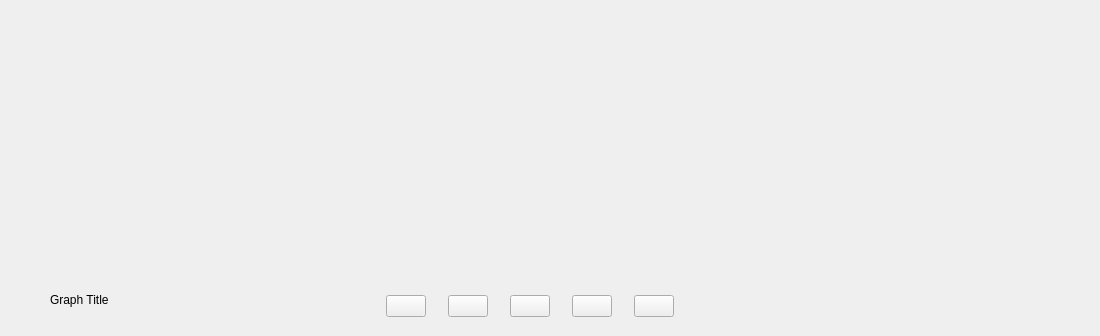
Above: GUI/graph_widget/form.ui from MohamedHisham20/Signal-Viewer before the change. Below: the same form after it.
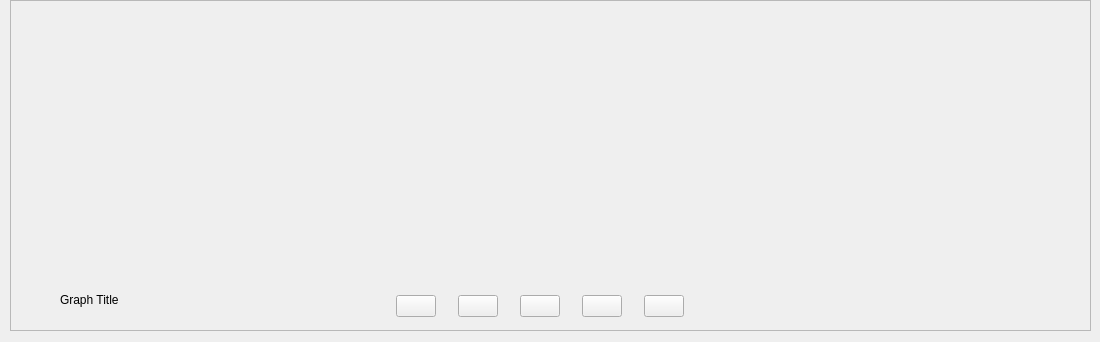
That is the form after the change. Icons and pictures are not drawn.

Commit message: Added context menus for the graph and signals list components

```diff
--- a/GUI/graph_widget/form.ui
+++ b/GUI/graph_widget/form.ui
@@ -7,7 +7,7 @@
     <x>0</x>
     <y>0</y>
     <width>1100</width>
-    <height>336</height>
+    <height>342</height>
    </rect>
   </property>
   <property name="minimumSize">
@@ -19,6 +19,21 @@
   <property name="windowTitle">
    <string>graph_widget</string>
   </property>
+  <widget class="QFrame" name="frame">
+   <property name="geometry">
+    <rect>
+     <x>10</x>
+     <y>0</y>
+     <width>1081</width>
+     <height>331</height>
+    </rect>
+   </property>
+   <property name="frameShape">
+    <enum>QFrame::Shape::StyledPanel</enum>
+   </property>
+   <property name="frameShadow">
+    <enum>QFrame::Shadow::Raised</enum>
+   </property>
   <widget class="QLabel" name="reorder_label">
    <property name="geometry">
     <rect>
@@ -65,25 +80,6 @@
     <layout class="QVBoxLayout" name="verticalLayout"/>
    </widget>
   </widget>
-  <widget class="QLabel" name="graph_title_lbl">
-   <property name="geometry">
-    <rect>
-     <x>50</x>
-     <y>280</y>
-     <width>201</width>
-     <height>41</height>
-    </rect>
-   </property>
-   <property name="styleSheet">
-    <string notr="true">font: 24pt &quot;Helvetica Neue&quot;;</string>
-   </property>
-   <property name="text">
-    <string>Graph Title</string>
-   </property>
-   <property name="textInteractionFlags">
-    <set>Qt::TextInteractionFlag::TextEditorInteraction</set>
-   </property>
-  </widget>
   <widget class="QWidget" name="layoutWidget">
    <property name="geometry">
     <rect>
@@ -180,6 +176,26 @@
      </widget>
     </item>
    </layout>
+   </widget>
+   <widget class="QLabel" name="graph_title_lbl">
+    <property name="geometry">
+     <rect>
+      <x>50</x>
+      <y>280</y>
+      <width>201</width>
+      <height>41</height>
+     </rect>
+    </property>
+    <property name="styleSheet">
+     <string notr="true">font: 24pt &quot;Helvetica Neue&quot;;</string>
+    </property>
+    <property name="text">
+     <string>Graph Title</string>
+    </property>
+    <property name="textInteractionFlags">
+     <set>Qt::TextInteractionFlag::TextEditorInteraction</set>
+    </property>
+   </widget>
   </widget>
  </widget>
  <resources/>
```
Lines whose indentation alone changed are shown as unchanged. The commit also changes 4 other files.
